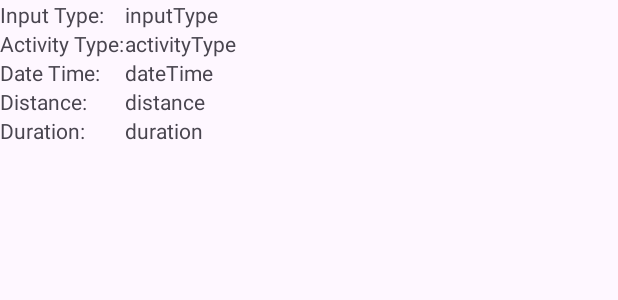
After one commit to salmanayazz/my-runs, an Android app: the layout history_entry_item.xml on its own in the app's theme, with its tools: preview values and no code run, on a phone screen of 412 x 824 dp. The commit adds this screen. Shown: the top 300 px of the screen. Run offline under Robolectric (Android 15) with nearby library versions, the phone set to English and light mode, and no system bars.

Commit message:
runs now show up on history page

```diff
--- a/app/src/main/java/com/example/myruns/MainActivity.kt
+++ b/app/src/main/java/com/example/myruns/MainActivity.kt
@@ -4,7 +4,7 @@ import android.os.Bundle
 import androidx.appcompat.app.AppCompatActivity
 import androidx.fragment.app.Fragment
 import androidx.viewpager2.widget.ViewPager2
-import com.example.myruns.ui.HistoryFragment
+import com.example.myruns.ui.history.HistoryFragment
 import com.example.myruns.ui.MyFragmentStateAdapter
 import com.example.myruns.ui.SettingsFragment
 import com.example.myruns.ui.StartFragment
--- a/app/src/main/java/com/example/myruns/ui/ExerciseViewModelFactory.kt
+++ b/app/src/main/java/com/example/myruns/ui/ExerciseViewModelFactory.kt
@@ -3,12 +3,15 @@ package com.example.myruns.ui
 import androidx.lifecycle.ViewModel
 import androidx.lifecycle.ViewModelProvider
 import com.example.myruns.data.exercise.ExerciseRepository
+import com.example.myruns.ui.history.HistoryViewModel
 import com.example.myruns.ui.manualinput.ManualInputViewModel
 
 class ExerciseViewModelFactory (private val repository: ExerciseRepository) : ViewModelProvider.Factory {
     override fun<T: ViewModel> create (modelClass: Class<T>) : T {
         if (modelClass.isAssignableFrom(ManualInputViewModel::class.java)) {
             return ManualInputViewModel(repository) as T
+        } else if (modelClass.isAssignableFrom(HistoryViewModel::class.java)) {
+            return HistoryViewModel(repository) as T
         }
 
         throw IllegalArgumentException("Unknown ViewModel class")
--- /dev/null
+++ b/app/src/main/res/layout/history_entry_item.xml
@@ -0,0 +1,76 @@
+<?xml version="1.0" encoding="utf-8"?>
+<LinearLayout xmlns:android="http://schemas.android.com/apk/res/android"
+    android:layout_width="match_parent"
+    android:layout_height="wrap_content">
+
+    <LinearLayout
+        android:layout_width="wrap_content"
+        android:layout_height="wrap_content"
+        android:orientation="vertical">
+
+        <TextView
+            android:layout_width="wrap_content"
+            android:layout_height="wrap_content"
+            android:text="Input Type:" />
+
+        <TextView
+            android:layout_width="wrap_content"
+            android:layout_height="wrap_content"
+            android:text="Activity Type:" />
+
+        <TextView
+            android:layout_width="wrap_content"
+            android:layout_height="wrap_content"
+            android:text="Date Time:" />
+
+        <TextView
+            android:layout_width="wrap_content"
+            android:layout_height="wrap_content"
+            android:text="Distance:" />
+
+        <TextView
+            android:layout_width="wrap_content"
+            android:layout_height="wrap_content"
+            android:text="Duration:" />
+
+    </LinearLayout>
+
+    <LinearLayout
+        android:layout_width="wrap_content"
+        android:layout_height="wrap_content"
+        android:orientation="vertical">
+
+        <TextView
+            android:id="@+id/input_type"
+            android:layout_width="wrap_content"
+            android:layout_height="wrap_content"
+            android:text="inputType" />
+
+        <TextView
+            android:id="@+id/activity_type"
+            android:layout_width="wrap_content"
+            android:layout_height="wrap_content"
+            android:text="activityType" />
+
+        <TextView
+            android:id="@+id/date_time"
+            android:layout_width="wrap_content"
+            android:layout_height="wrap_content"
+            android:text="dateTime" />
+
+        <TextView
+            android:id="@+id/distance"
+            android:layout_width="wrap_content"
+            android:layout_height="wrap_content"
+            android:text="distance" />
+
+        <TextView
+            android:id="@+id/duration"
+            android:layout_width="wrap_content"
+            android:layout_height="wrap_content"
+            android:text="duration" />
+
+    </LinearLayout>
+
+
+</LinearLayout>
```
Also changed, not shown: app/src/main/java/com/example/myruns/ui/HistoryFragment.kt (deleted, +0 -60 lines), app/src/main/java/com/example/myruns/ui/history/HistoryEntryAdapter.kt (added, +46 -0 lines), app/src/main/java/com/example/myruns/ui/history/HistoryFragment.kt (added, +53 -0 lines), app/src/main/java/com/example/myruns/ui/history/HistoryViewModel.kt (added, +9 -0 lines), app/src/main/java/com/example/myruns/ui/manualinput/ManualInputViewModel.kt (+4 -4 lines), app/src/main/res/layout/fragment_history.xml (+5 -4 lines).
